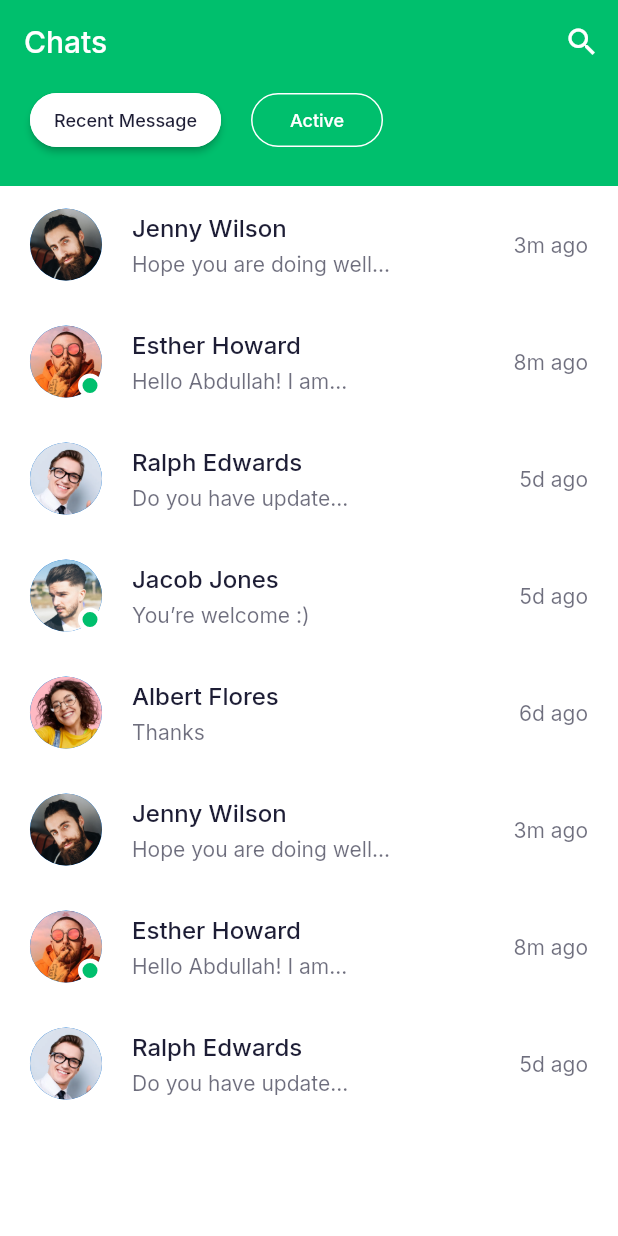
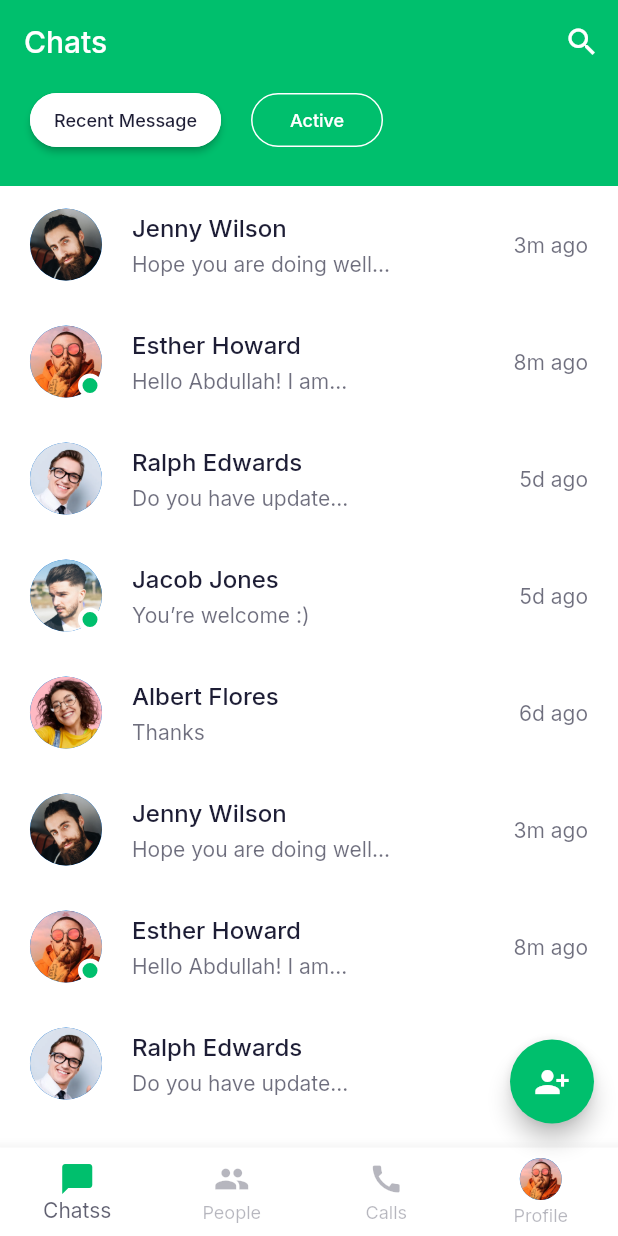
Before and after one commit to gabrielroodriz/flutter-universe, a Flutter app: the ChatsScreen screen opened directly, on a phone screen of 412 x 824 dp. Run offline on Flutter 3.47's test engine with Material 2 defaults, Android fonts, the phone set to English and light mode, and no system bars; our stand-ins replace google_fonts.

Commit message:
feat: Include Bottom Navigator

```diff
--- a/projects/chat_messaging/lib/screens/chats/chats_screen.dart
+++ b/projects/chat_messaging/lib/screens/chats/chats_screen.dart
@@ -1,22 +1,65 @@
-import 'package:chat_messaging/screens/chats/components/body.dart';
+import 'package:chat_messaging/core/constants.dart';
+import 'package:chat_messaging/screens/chats/components/body.widget.dart';
 import 'package:flutter/material.dart';
 
-class ChatsScreen extends StatelessWidget {
+class ChatsScreen extends StatefulWidget {
   const ChatsScreen({Key? key}) : super(key: key);
 
+  @override
+  State<ChatsScreen> createState() => _ChatsScreenState();
+}
+
+class _ChatsScreenState extends State<ChatsScreen> {
+  int _selectedIndex = 0;
   @override
   Widget build(BuildContext context) {
     return Scaffold(
       appBar: buildAppBar(),
       body: const Body(),
+      floatingActionButton: FloatingActionButton(
+        onPressed: () {},
+        backgroundColor: kPrimaryColor,
+        child: const Icon(
+          Icons.person_add_alt_1,
+          color: Colors.white,
+        ),
+      ),
+      bottomNavigationBar: buildBottomNavigationBar(),
     );
+  }
+
+  BottomNavigationBar buildBottomNavigationBar() {
+    return BottomNavigationBar(
+        type: BottomNavigationBarType.fixed,
+        currentIndex: _selectedIndex,
+        onTap: (value) {
+          setState(() {
+            _selectedIndex = value;
+          });
+        },
+        items: const [
+          BottomNavigationBarItem(icon: Icon(Icons.messenger), label: 'Chatss'),
+          BottomNavigationBarItem(icon: Icon(Icons.people), label: 'People'),
+          BottomNavigationBarItem(icon: Icon(Icons.call), label: 'Calls'),
+          BottomNavigationBarItem(
+              icon: CircleAvatar(
+                backgroundImage: AssetImage('assets/images/user_2.png'),
+                radius: 14,
+              ),
+              label: 'Profile'),
+        ]);
   }
 
   AppBar buildAppBar() {
     return AppBar(
       automaticallyImplyLeading: false,
       title: const Text("Chats"),
-      actions: [IconButton(onPressed: () {}, icon: const Icon(Icons.search))],
+      actions: [
+        IconButton(
+          onPressed: () {},
+          icon: const Icon(Icons.search),
+        ),
+      ],
     );
   }
 }
--- /dev/null
+++ b/projects/chat_messaging/lib/screens/chats/components/body.widget.dart
@@ -0,0 +1,44 @@
+import 'package:chat_messaging/core/constants.dart';
+import 'package:chat_messaging/screens/chats/components/chats.widget.dart';
+import 'package:chat_messaging/shared/components/filled_outline_button.dart';
+import 'package:chat_messaging/shared/models/chat.model.dart';
+import 'package:flutter/material.dart';
+
+class Body extends StatelessWidget {
+  const Body({Key? key}) : super(key: key);
+
+  @override
+  Widget build(BuildContext context) {
+    return Column(
+      children: [
+        Container(
+          padding: const EdgeInsets.fromLTRB(
+              kDefaultPadding, 0, kDefaultPadding, kDefaultPadding),
+          color: kPrimaryColor,
+          child: Row(
+            children: [
+              FillOutlineButton(press: () {}, text: 'Recent Message'),
+              const SizedBox(
+                width: kDefaultPadding,
+              ),
+              FillOutlineButton(
+                press: () {},
+                text: 'Active',
+                isFilled: false,
+              ),
+            ],
+          ),
+        ),
+        Expanded(
+          child: ListView.builder(
+            itemCount: chatsData.length,
+            itemBuilder: (context, index) => ChatCard(
+              chat: chatsData[index],
+              press: () {},
+            ),
+          ),
+        )
+      ],
+    );
+  }
+}
--- a/projects/chat_messaging/lib/screens/chats/components/body.dart
+++ b/projects/chat_messaging/lib/screens/chats/components/chats.widget.dart
@@ -1,58 +1,21 @@
 import 'package:chat_messaging/core/constants.dart';
-import 'package:chat_messaging/shared/components/filled_outline_button.dart';
 import 'package:chat_messaging/shared/models/chat.model.dart';
 import 'package:flutter/material.dart';
-
-class Body extends StatelessWidget {
-  const Body({Key? key}) : super(key: key);
-
-  @override
-  Widget build(BuildContext context) {
-    return Column(
-      children: [
-        Container(
-          padding: const EdgeInsets.fromLTRB(
-              kDefaultPadding, 0, kDefaultPadding, kDefaultPadding),
-          color: kPrimaryColor,
-          child: Row(
-            children: [
-              FillOutlineButton(press: () {}, text: 'Recent Message'),
-              const SizedBox(
-                width: kDefaultPadding,
-              ),
-              FillOutlineButton(
-                press: () {},
-                text: 'Active',
-                isFilled: false,
-              ),
-            ],
-          ),
-        ),
-        Expanded(
-          child: ListView.builder(
-            itemCount: chatsData.length,
-            itemBuilder: (context, index) => ChatCard(
-              chat: chatsData[index],
-            ),
-          ),
-        )
-      ],
-    );
-  }
-}
 
 class ChatCard extends StatelessWidget {
   const ChatCard({
     Key? key,
     required this.chat,
+    required this.press,
   }) : super(key: key);
 
   final Chat chat;
+  final VoidCallback press;
 
   @override
   Widget build(BuildContext context) {
     return InkWell(
-      onTap: () => {},
+      onTap: () => press,
       child: Padding(
         padding: const EdgeInsets.symmetric(
             horizontal: kDefaultPadding, vertical: kDefaultPadding * 0.75),
--- a/projects/chat_messaging/lib/shared/theme/theme.dart
+++ b/projects/chat_messaging/lib/shared/theme/theme.dart
@@ -15,6 +15,12 @@ ThemeData lightThemeData(BuildContext context) {
       secondary: kSecondaryColor,
       error: kErrorColor,
     ),
+    bottomNavigationBarTheme: BottomNavigationBarThemeData(
+      backgroundColor: Colors.white,
+      selectedItemColor: kContentColorLightTheme.withOpacity(0.7),
+      unselectedItemColor: kContentColorLightTheme.withOpacity(0.32),
+      selectedIconTheme: const IconThemeData(color: kPrimaryColor),
+    ),
   );
 }
 
@@ -31,6 +37,12 @@ ThemeData darkThemeData(BuildContext context) {
       secondary: kSecondaryColor,
       error: kErrorColor,
     ),
+    bottomNavigationBarTheme: BottomNavigationBarThemeData(
+      backgroundColor: kContentColorLightTheme,
+      selectedItemColor: Colors.white70,
+      unselectedItemColor: kContentColorDarkTheme.withOpacity(0.32),
+      selectedIconTheme: const IconThemeData(color: kPrimaryColor),
+    ),
   );
 }
 
```
